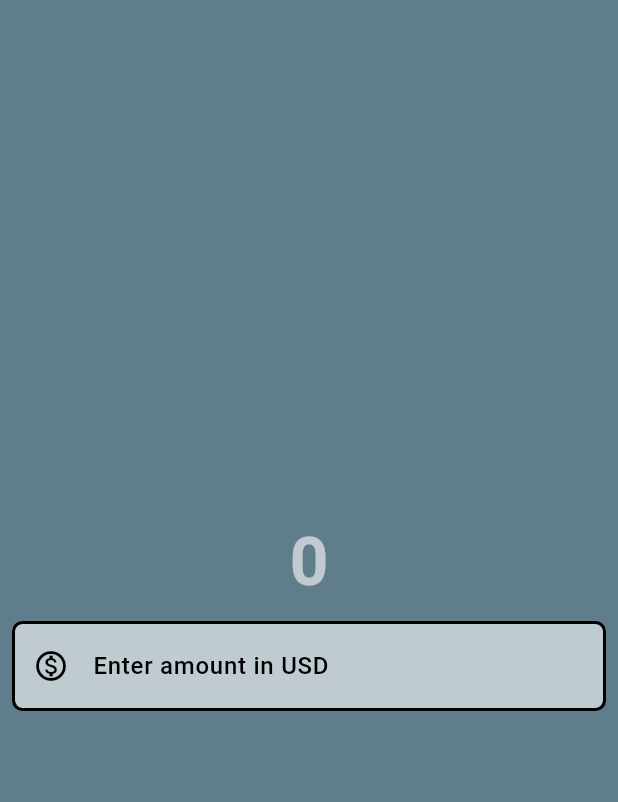
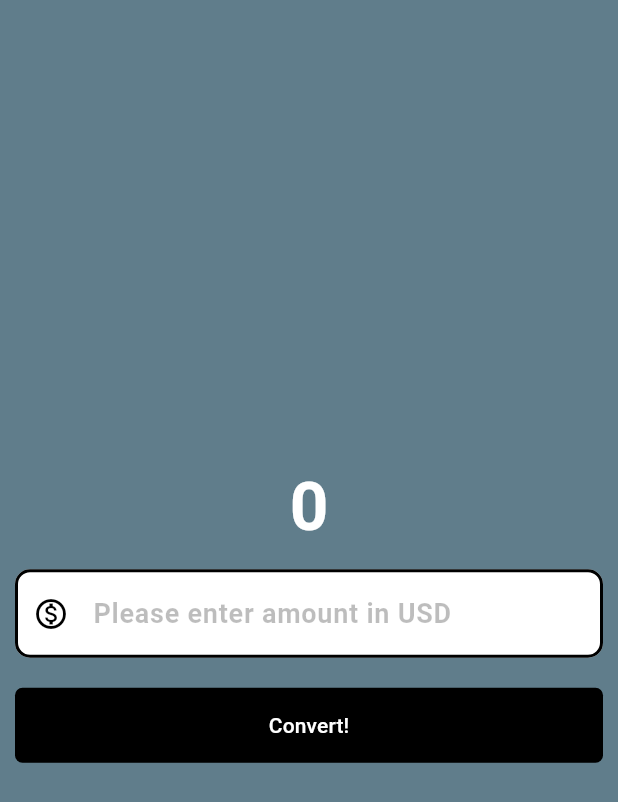
Before and after one commit to itsAbhishekV/firstFlutterApp, a Flutter app: the screen it shows after launch, on a phone screen of 412 x 824 dp. Shown: the top 802 px of the screen. Run offline on Flutter 3.47's test engine with Material 3 defaults, Android fonts, the phone set to English and light mode, and no system bars.

Commit message:
added button styling

```diff
--- a/lib/currency_converter_material_page.dart
+++ b/lib/currency_converter_material_page.dart
@@ -1,4 +1,5 @@
 import 'package:flutter/material.dart';
+
 
 class CurrencyConverterMaterialPage extends StatelessWidget {
   const CurrencyConverterMaterialPage({super.key});
@@ -8,11 +9,10 @@ class CurrencyConverterMaterialPage extends StatelessWidget {
 
     final border = OutlineInputBorder(
       borderSide: const BorderSide(
-          width: 2.0,
-          style: BorderStyle.solid,
-          strokeAlign: BorderSide.strokeAlignOutside
+        width: 2.0,
+        color: Colors.black,
       ),
-      borderRadius: BorderRadius.circular(5),
+      borderRadius: BorderRadius.circular(10),
     );
 
     return Scaffold(
@@ -23,38 +23,116 @@ class CurrencyConverterMaterialPage extends StatelessWidget {
           children: [
             const Text('0',
             style: TextStyle(
+              fontSize: 45,
               fontWeight: FontWeight.bold,
-              fontSize: 45,
-              color: Colors.white60,
+              color: Colors.white
             ),
             ),
             Container(
-              padding: const EdgeInsets.all(10.0),
+              padding: const EdgeInsets.all(10),
               child: TextField(
                 keyboardType: const TextInputType.numberWithOptions(
                   decimal: true
                 ),
                 style: const TextStyle(
-                  color: Colors.black,
-                  fontWeight: FontWeight.w500,
+                  fontSize: 18,
+                  color: Colors.black87,
+                  fontWeight: FontWeight.w600,
                 ),
                 decoration: InputDecoration(
+                  hintText: 'Please enter amount in USD',
+                  hintStyle: const TextStyle(
+                    color: Colors.black26,
+                    fontSize: 18
+                  ),
+                  filled: true,
+                  fillColor: Colors.white,
                   focusedBorder: border,
                   enabledBorder: border,
-                  hintText:'Enter amount in USD',
-                  hintStyle: const TextStyle(
-                    color: Colors.black,
-                  ),
-                  filled: true,
-                  fillColor: Colors.white60,
+                  prefixIcon: const Icon(Icons.monetization_on_outlined),
                   prefixIconColor: Colors.black,
-                  prefixIcon: const Icon(Icons.monetization_on_outlined),
                 ),
               ),
+            ),
+            Padding(
+              padding: const EdgeInsets.all(10.0),
+              child: TextButton(onPressed: () =>
+                  debugPrint('button clicked'),
+                  style: TextButton.styleFrom(
+                    backgroundColor: Colors.black,
+                    foregroundColor: Colors.white,
+                    minimumSize: const Size(double.infinity, 50),
+                    shape: RoundedRectangleBorder(
+                      borderRadius: BorderRadius.circular(5)
+                    )
+                  ),
+                  child: const Text('Convert!')),
             )
           ]
         )
-      ),
+      )
     );
   }
 }
+
+
+
+
+// class CurrencyConverterMaterialPage extends StatelessWidget {
+//   const CurrencyConverterMaterialPage({super.key});
+//
+//   @override
+//   Widget build(BuildContext context) {
+//
+//     final border = OutlineInputBorder(
+//       borderSide: const BorderSide(
+//           width: 2.0,
+//           style: BorderStyle.solid,
+//           strokeAlign: BorderSide.strokeAlignOutside
+//       ),
+//       borderRadius: BorderRadius.circular(5),
+//     );
+//
+//     return Scaffold(
+//       backgroundColor: Colors.blueGrey,
+//       body: Center(
+//         child: Column(
+//           mainAxisAlignment: MainAxisAlignment.center,
+//           children: [
+//             const Text('0',
+//             style: TextStyle(
+//               fontWeight: FontWeight.bold,
+//               fontSize: 45,
+//               color: Colors.white60,
+//             ),
+//             ),
+//             Container(
+//               padding: const EdgeInsets.all(10.0),
+//               child: TextField(
+//                 keyboardType: const TextInputType.numberWithOptions(
+//                   decimal: true
+//                 ),
+//                 style: const TextStyle(
+//                   color: Colors.black,
+//                   fontWeight: FontWeight.w500,
+//                 ),
+//                 decoration: InputDecoration(
+//                   focusedBorder: border,
+//                   enabledBorder: border,
+//                   hintText:'Enter amount in USD',
+//                   hintStyle: const TextStyle(
+//                     color: Colors.black,
+//                   ),
+//                   filled: true,
+//                   fillColor: Colors.white60,
+//                   prefixIconColor: Colors.black,
+//                   prefixIcon: const Icon(Icons.monetization_on_outlined),
+//                 ),
+//               ),
+//             )
+//           ]
+//         )
+//       ),
+//     );
+//   }
+// }
```
